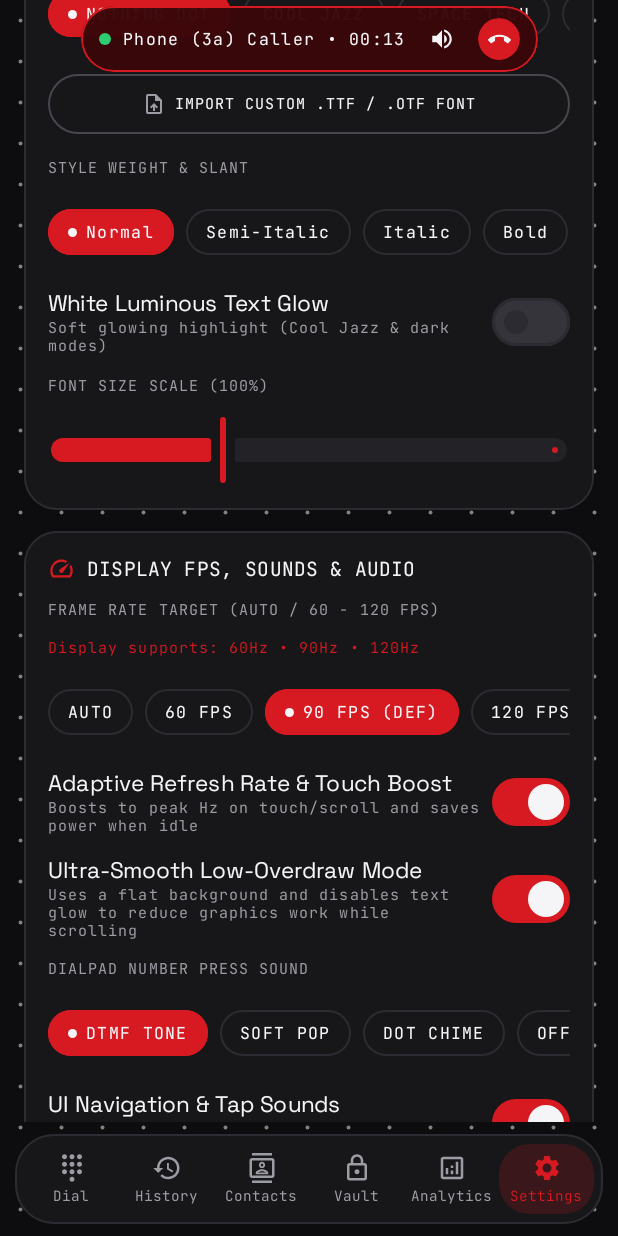
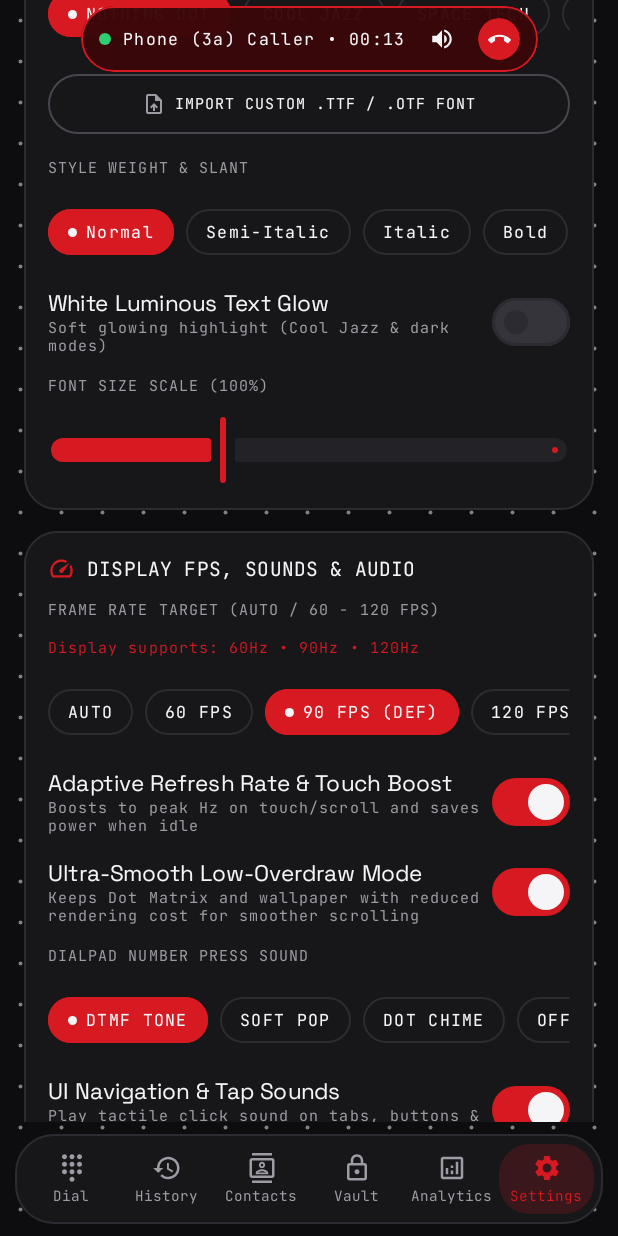
Before and after one commit to Ajking420/Dot-Dial, an Android app built with Jetpack Compose: the SettingsScreen screen opened through its navigation route, scrolled down 1046 dp, on a phone screen of 412 x 824 dp. Run offline under Robolectric (Android 15) with nearby library versions, the phone set to English and light mode, and no system bars; our stand-ins replace Room's generated code; pictures from the network do not load; 1 statement that could not run was skipped.

Commit message:
Update Ultra-Smooth description after restoring backgrounds

```diff
--- a/app/src/main/java/com/example/ui/screens/SettingsCustomizeCards.kt
+++ b/app/src/main/java/com/example/ui/screens/SettingsCustomizeCards.kt
@@ -494,7 +494,7 @@ fun DisplayAndAudioSettingsCard(
 
             SettingsSwitchRow(
                 title = "Ultra-Smooth Low-Overdraw Mode",
-                subtitle = "Uses a flat background and disables text glow to reduce graphics work while scrolling",
+                subtitle = "Keeps Dot Matrix and wallpaper with reduced rendering cost for smoother scrolling",
                 checked = settings.ultraSmoothMode,
                 onCheckedChange = onSetUltraSmoothMode,
                 testTag = "ultra_smooth_switch"
```
